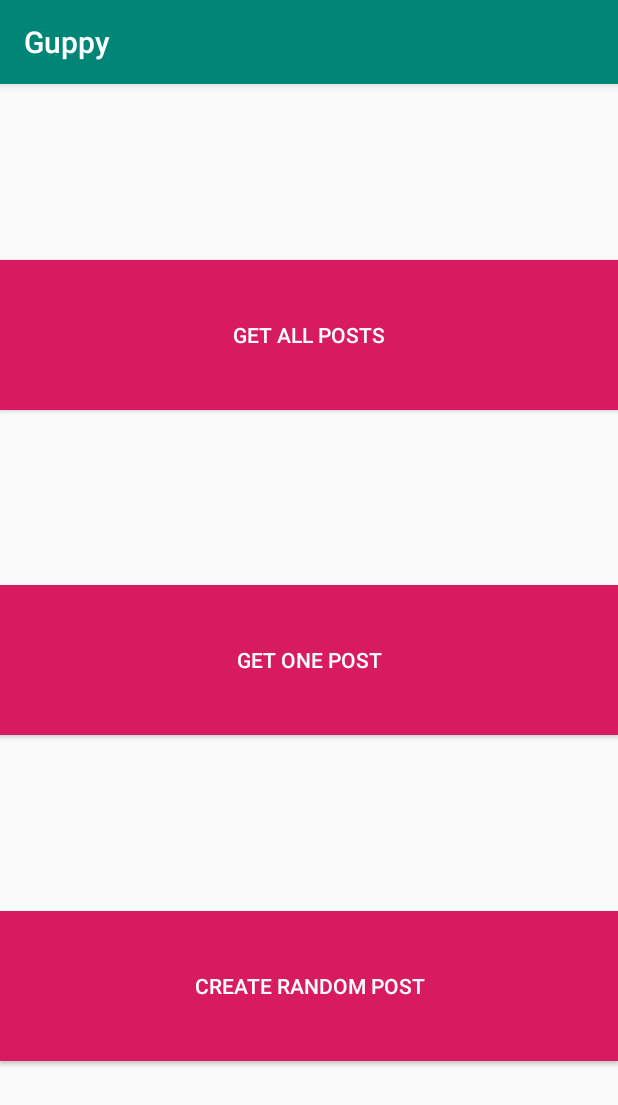
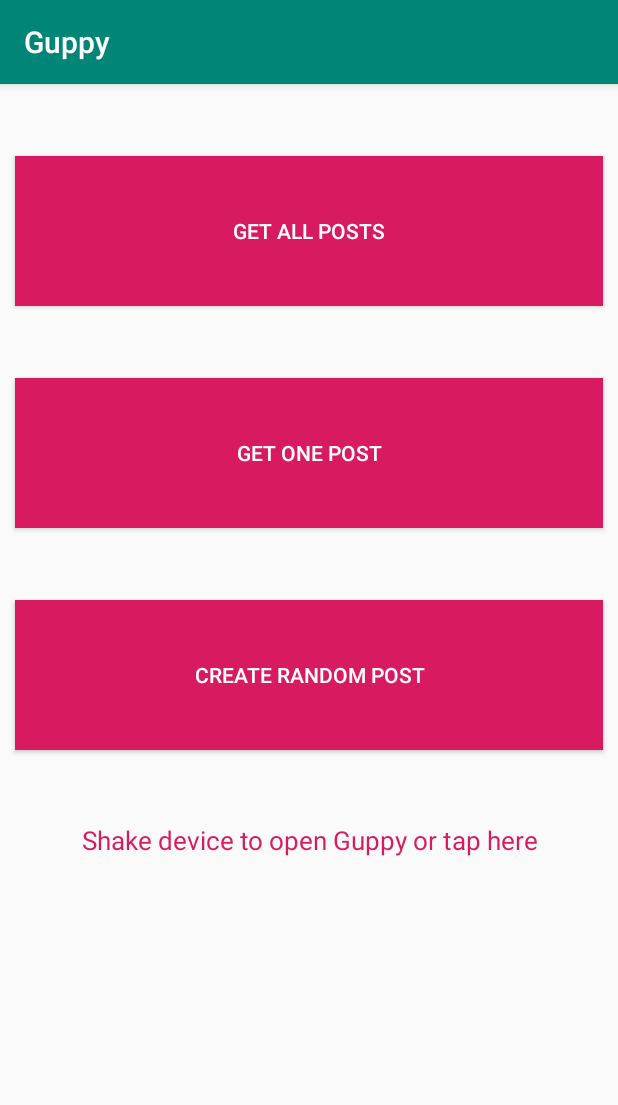
Before and after one commit to johnsonandjohnson/Guppy-Android, an Android app: the screen it shows after launch (MainActivity), on a phone screen of 412 x 824 dp. Shown: the top 1105 px of the screen. Run offline under Robolectric (Android 15) with nearby library versions, the phone set to English and light mode, and no system bars.

Commit message:
Add TextView label to main activity to open Guppy directly instead of shaking.

```diff
--- a/app/src/main/java/com/jnj/guppysample/MainActivity.kt
+++ b/app/src/main/java/com/jnj/guppysample/MainActivity.kt
@@ -50,6 +50,10 @@ class MainActivity : GuppyActivity() {
         button_create.setOnClickListener {
             createRandomPost()
         }
+
+        tv_open_guppy.setOnClickListener {
+            shakeListener?.onShake(0)
+        }
     }
 
     override fun onDestroy() {
--- a/app/src/main/res/layout/activity_main.xml
+++ b/app/src/main/res/layout/activity_main.xml
@@ -8,38 +8,45 @@
 
     <Button
         android:id="@+id/button_get_all"
-        android:layout_width="match_parent"
-        android:layout_height="100dp"
-        android:background="@color/colorAccent"
-        android:textColor="@android:color/white"
+        style="@style/menu_button"
         android:text="@string/get_all"
         app:layout_constraintStart_toStartOf="parent"
         app:layout_constraintEnd_toEndOf="parent"
         app:layout_constraintTop_toTopOf="parent"
-        app:layout_constraintBottom_toTopOf="@id/button_get_one" />
+         />
 
     <Button
         android:id="@+id/button_get_one"
-        android:layout_width="match_parent"
-        android:layout_height="100dp"
-        android:textColor="@android:color/white"
+        style="@style/menu_button"
         android:text="@string/get_one"
-        android:background="@color/colorAccent"
         app:layout_constraintStart_toStartOf="parent"
         app:layout_constraintEnd_toEndOf="parent"
         app:layout_constraintTop_toBottomOf="@id/button_get_all"
-        app:layout_constraintBottom_toTopOf="@id/button_create" />
+        />
 
     <Button
         android:id="@+id/button_create"
-        android:layout_width="match_parent"
-        android:layout_height="100dp"
+        style="@style/menu_button"
         android:text="@string/create_random_post"
-        android:background="@color/colorAccent"
-        android:textColor="@android:color/white"
         app:layout_constraintStart_toStartOf="parent"
         app:layout_constraintEnd_toEndOf="parent"
         app:layout_constraintTop_toBottomOf="@id/button_get_one"
-        app:layout_constraintBottom_toBottomOf="parent" />
+         />
+
+    <TextView
+        android:id="@+id/tv_open_guppy"
+        android:layout_width="match_parent"
+        android:layout_height="wrap_content"
+        android:layout_marginStart="@dimen/small_margin"
+        android:layout_marginTop="@dimen/menu_button_margin"
+        android:layout_marginEnd="@dimen/small_margin"
+        android:background="?attr/selectableItemBackground"
+        android:clickable="true"
+        android:focusable="true"
+        android:gravity="center"
+        android:text="@string/shake_device"
+        android:textColor="@color/colorAccent"
+        android:textSize="17sp"
+        app:layout_constraintTop_toBottomOf="@id/button_create" />
 
 </androidx.constraintlayout.widget.ConstraintLayout>
--- /dev/null
+++ b/app/src/main/res/values/dimens.xml
@@ -0,0 +1,5 @@
+<?xml version="1.0" encoding="utf-8"?>
+<resources>
+    <dimen name="menu_button_margin">48dp</dimen>
+    <dimen name="small_margin">10dp</dimen>
+</resources>
--- a/app/src/main/res/values/strings.xml
+++ b/app/src/main/res/values/strings.xml
@@ -3,4 +3,5 @@
     <string name="get_all">Get All Posts</string>
     <string name="get_one">Get One Post</string>
     <string name="create_random_post">Create Random Post</string>
+    <string name="shake_device">Shake device to open Guppy or tap here</string>
 </resources>
--- a/app/src/main/res/values/styles.xml
+++ b/app/src/main/res/values/styles.xml
@@ -8,4 +8,14 @@
         <item name="colorAccent">@color/colorAccent</item>
     </style>
 
+    <style name="menu_button">
+        <item name="android:layout_width">match_parent</item>
+        <item name="android:layout_height">100dp</item>
+        <item name="android:background">@color/colorAccent</item>
+        <item name="android:foreground">?android:attr/selectableItemBackground</item>
+        <item name="android:textColor">@android:color/white</item>
+        <item name="android:layout_marginTop">@dimen/menu_button_margin</item>
+        <item name="android:layout_marginStart">@dimen/small_margin</item>
+        <item name="android:layout_marginEnd">@dimen/small_margin</item>
+    </style>
 </resources>
--- a/guppy/src/main/java/com/jnj/guppy/GuppyActivity.kt
+++ b/guppy/src/main/java/com/jnj/guppy/GuppyActivity.kt
@@ -44,10 +44,11 @@ abstract class GuppyActivity : AppCompatActivity(), ShakeAction {
     var dialogFragment: GuppyDialogFragment? = null
 
     override fun setSensors() {
-        sensorManager = getSystemService(Context.SENSOR_SERVICE) as? SensorManager?
+        sensorManager = getSystemService(Context.SENSOR_SERVICE) as SensorManager
         accelerometer = sensorManager?.getDefaultSensor(Sensor.TYPE_ACCELEROMETER)
-        shakeDetector = ShakeDetector()
-        shakeDetector?.setOnShakeListener(shakeListener)
+        shakeDetector = ShakeDetector().apply {
+            setOnShakeListener(shakeListener)
+        }
     }
 
     override fun onShakeReceived(dialogFragment: GuppyDialogFragment?) {
```
